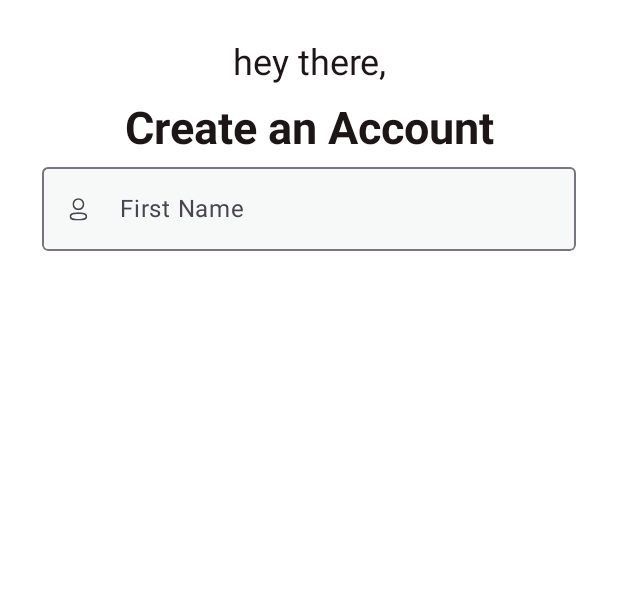
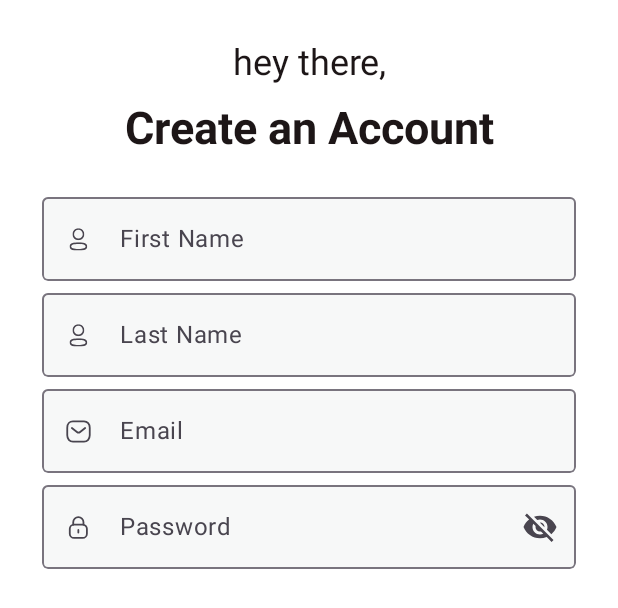
Before and after one commit to SmallMouth/android-mvvm-login, an Android app built with Jetpack Compose: the @Preview function DefaultPreviewOfSignUpScreen, on a phone screen of 412 x 824 dp. Shown: the top 608 px of the screen. Run offline under Robolectric (Android 15) with nearby library versions, the phone set to English and light mode, and no system bars.

Commit message:
add PasswordTextFieldComponent

```diff
--- a/app/build.gradle
+++ b/app/build.gradle
@@ -56,6 +56,7 @@ dependencies {
     implementation 'androidx.compose.ui:ui'
     implementation 'androidx.compose.ui:ui-graphics'
     implementation 'androidx.compose.ui:ui-tooling-preview'
+    implementation "androidx.compose.material:material-icons-extended:1.4.3"
     implementation "androidx.compose.material3:material3:1.1.1"
     implementation "androidx.compose.material3:material3-window-size-class:1.1.1"
     testImplementation 'junit:junit:4.13.2'
--- a/app/src/main/java/com/limouth/mvvm_login/ui/components/AppComponents.kt
+++ b/app/src/main/java/com/limouth/mvvm_login/ui/components/AppComponents.kt
@@ -3,7 +3,11 @@ package com.limouth.mvvm_login.ui.components
 import androidx.compose.foundation.layout.fillMaxWidth
 import androidx.compose.foundation.layout.heightIn
 import androidx.compose.foundation.text.KeyboardOptions
+import androidx.compose.material.icons.Icons
+import androidx.compose.material.icons.filled.Visibility
+import androidx.compose.material.icons.filled.VisibilityOff
 import androidx.compose.material3.Icon
+import androidx.compose.material3.IconButton
 import androidx.compose.material3.OutlinedTextField
 import androidx.compose.material3.OutlinedTextFieldDefaults
 import androidx.compose.material3.Text
@@ -12,11 +16,15 @@ import androidx.compose.runtime.mutableStateOf
 import androidx.compose.runtime.remember
 import androidx.compose.ui.Modifier
 import androidx.compose.ui.draw.clip
+import androidx.compose.ui.graphics.painter.Painter
 import androidx.compose.ui.res.colorResource
-import androidx.compose.ui.res.painterResource
+import androidx.compose.ui.res.stringResource
 import androidx.compose.ui.text.TextStyle
 import androidx.compose.ui.text.font.FontStyle
 import androidx.compose.ui.text.font.FontWeight
+import androidx.compose.ui.text.input.KeyboardType
+import androidx.compose.ui.text.input.PasswordVisualTransformation
+import androidx.compose.ui.text.input.VisualTransformation
 import androidx.compose.ui.text.style.TextAlign
 import androidx.compose.ui.unit.dp
 import androidx.compose.ui.unit.sp
@@ -60,7 +68,8 @@ fun HeadingTextComponent(value: String) {
 
 @Composable
 fun MyTextFieldComponent(
-    labelValue: String
+    labelValue: String,
+    painterResource: Painter
 ) {
 
     val textValue = remember {
@@ -88,8 +97,65 @@ fun MyTextFieldComponent(
         onValueChange = { textValue.value = it },
         keyboardOptions = KeyboardOptions.Default,
         leadingIcon = {
-            Icon(painter = painterResource(id = R.drawable.profile), contentDescription = "")
+            Icon(painter = painterResource, contentDescription = "")
         }
     )
 
 }
+
+@Composable
+fun PasswordTextFieldComponent(
+    labelValue: String,
+    painterResource: Painter
+) {
+
+    val password = remember {
+        mutableStateOf("")
+    }
+
+    val passwordVisible = remember {
+        mutableStateOf(false)
+    }
+    /*
+    https://stackoverflow.com/questions/67320990/android-jetpack-compose-cant-set-backgroundcolor-for-outlinedtextfield
+    backgroundColor No such parameter anymore in Material3 ,  Use containerColor
+     */
+    OutlinedTextField(
+        modifier = Modifier
+            .fillMaxWidth()
+            .clip(componentShapes.small),
+        label = { Text(text = labelValue) },
+        colors = OutlinedTextFieldDefaults.colors(
+            focusedContainerColor = BgColor,
+            unfocusedContainerColor = BgColor,
+            disabledContainerColor = BgColor,
+            cursorColor = Primary,
+            focusedBorderColor = Primary,
+            focusedLabelColor = Primary,
+        ),
+        value = password.value,
+        onValueChange = { password.value = it },
+        keyboardOptions = KeyboardOptions(keyboardType = KeyboardType.Password),
+        leadingIcon = {
+            Icon(painter = painterResource, contentDescription = "")
+        },
+        trailingIcon = {
+            val iconImage = if (passwordVisible.value) {
+                Icons.Filled.Visibility
+            } else {
+                Icons.Filled.VisibilityOff
+            }
+            val description = if (passwordVisible.value) {
+                stringResource(id = R.string.hide_password)
+            } else {
+                stringResource(id = R.string.show_password)
+            }
+
+            IconButton(onClick = { passwordVisible.value = !passwordVisible.value }) {
+                Icon(imageVector = iconImage, contentDescription = description)
+            }
+        },
+        visualTransformation = if (passwordVisible.value) VisualTransformation.None else PasswordVisualTransformation()
+    )
+
+}
--- a/app/src/main/java/com/limouth/mvvm_login/ui/signup/SignUpScreen.kt
+++ b/app/src/main/java/com/limouth/mvvm_login/ui/signup/SignUpScreen.kt
@@ -2,12 +2,15 @@ package com.limouth.mvvm_login.ui.signup
 
 import androidx.compose.foundation.background
 import androidx.compose.foundation.layout.Column
+import androidx.compose.foundation.layout.Spacer
 import androidx.compose.foundation.layout.fillMaxSize
+import androidx.compose.foundation.layout.height
 import androidx.compose.foundation.layout.padding
 import androidx.compose.material3.Surface
 import androidx.compose.runtime.Composable
 import androidx.compose.ui.Modifier
 import androidx.compose.ui.graphics.Color
+import androidx.compose.ui.res.painterResource
 import androidx.compose.ui.res.stringResource
 import androidx.compose.ui.tooling.preview.Preview
 import androidx.compose.ui.unit.dp
@@ -15,6 +18,7 @@ import com.limouth.mvvm_login.R
 import com.limouth.mvvm_login.ui.components.HeadingTextComponent
 import com.limouth.mvvm_login.ui.components.MyTextFieldComponent
 import com.limouth.mvvm_login.ui.components.NormalTextComponent
+import com.limouth.mvvm_login.ui.components.PasswordTextFieldComponent
 
 @Composable
 fun SignUpScreen() {
@@ -28,8 +32,22 @@ fun SignUpScreen() {
         Column(modifier = Modifier.fillMaxSize()) {
             NormalTextComponent(value = stringResource(R.string.hello))
             HeadingTextComponent(value = stringResource(id = R.string.create_account))
+            Spacer(modifier = Modifier.height(20.dp))
             MyTextFieldComponent(
-                labelValue = stringResource(id = R.string.first_name)
+                labelValue = stringResource(id = R.string.first_name),
+                painterResource(id = R.drawable.profile)
+            )
+            MyTextFieldComponent(
+                labelValue = stringResource(id = R.string.last_name),
+                painterResource = painterResource(id = R.drawable.profile)
+            )
+            MyTextFieldComponent(
+                labelValue = stringResource(id = R.string.email),
+                painterResource = painterResource(id = R.drawable.message)
+            )
+            PasswordTextFieldComponent(
+                labelValue = stringResource(id = R.string.password),
+                painterResource = painterResource(id = R.drawable.ic_lock)
             )
         }
     }
```
